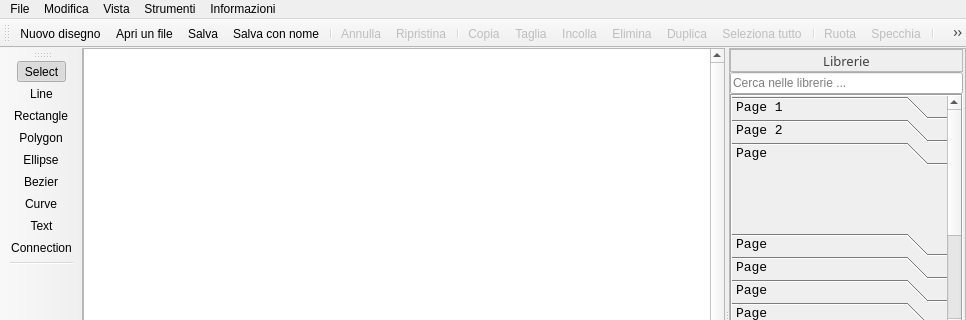
Old version of the form gui/mainwindow.ui in the repository manufino/eSchema; both pictures show x 0 to 966 and y 0 to 320 of the 966 by 615 pixel window.
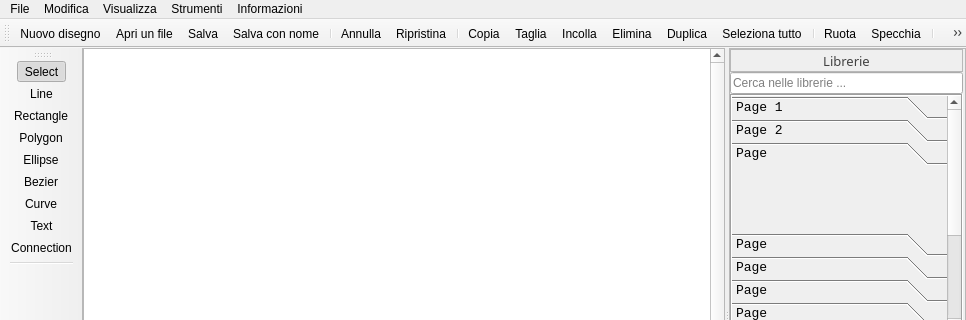
New version of the form. Icons and pictures are not drawn. Custom widgets are drawn as their Qt base class.

Commit message: fix statusbar position view

What changed in the file:
```diff
--- a/gui/mainwindow.ui
+++ b/gui/mainwindow.ui
@@ -1186,7 +1186,7 @@
    </widget>
    <widget class="QMenu" name="menuView">
     <property name="title">
-     <string>Vista</string>
+     <string>Visualizza</string>
     </property>
     <addaction name="actionSidebar"/>
    </widget>
@@ -1306,6 +1306,9 @@
    <addaction name="separator"/>
   </widget>
   <action name="actionNewDraw">
+   <property name="enabled">
+    <bool>true</bool>
+   </property>
    <property name="icon">
     <iconset resource="../resources.qrc">
      <normaloff>:/res/resources/remix/sticky-note-add-line.png</normaloff>:/res/resources/remix/sticky-note-add-line.png</iconset>
@@ -1315,6 +1318,9 @@
    </property>
   </action>
   <action name="actionOpenFile">
+   <property name="enabled">
+    <bool>true</bool>
+   </property>
    <property name="icon">
     <iconset resource="../resources.qrc">
      <normaloff>:/res/resources/remix/folder-open-line.png</normaloff>:/res/resources/remix/folder-open-line.png</iconset>
@@ -1324,6 +1330,9 @@
    </property>
   </action>
   <action name="actionSave">
+   <property name="enabled">
+    <bool>true</bool>
+   </property>
    <property name="icon">
     <iconset resource="../resources.qrc">
      <normaloff>:/res/resources/remix/save-3-line.png</normaloff>:/res/resources/remix/save-3-line.png</iconset>
@@ -1333,6 +1342,9 @@
    </property>
   </action>
   <action name="actionSaveAs">
+   <property name="enabled">
+    <bool>true</bool>
+   </property>
    <property name="icon">
     <iconset resource="../resources.qrc">
      <normaloff>:/res/resources/remix/save-3-fill.png</normaloff>:/res/resources/remix/save-3-fill.png</iconset>
@@ -1361,7 +1373,7 @@
   </action>
   <action name="actionUndo">
    <property name="enabled">
-    <bool>false</bool>
+    <bool>true</bool>
    </property>
    <property name="icon">
     <iconset resource="../resources.qrc">
@@ -1373,7 +1385,7 @@
   </action>
   <action name="actionRestore">
    <property name="enabled">
-    <bool>false</bool>
+    <bool>true</bool>
    </property>
    <property name="icon">
     <iconset resource="../resources.qrc">
@@ -1385,7 +1397,7 @@
   </action>
   <action name="actionCut">
    <property name="enabled">
-    <bool>false</bool>
+    <bool>true</bool>
    </property>
    <property name="icon">
     <iconset resource="../resources.qrc">
@@ -1397,7 +1409,7 @@
   </action>
   <action name="actionCopy">
    <property name="enabled">
-    <bool>false</bool>
+    <bool>true</bool>
    </property>
    <property name="icon">
     <iconset resource="../resources.qrc">
@@ -1409,7 +1421,7 @@
   </action>
   <action name="actionPaste">
    <property name="enabled">
-    <bool>false</bool>
+    <bool>true</bool>
    </property>
    <property name="icon">
     <iconset resource="../resources.qrc">
@@ -1421,7 +1433,7 @@
   </action>
   <action name="actionDuplicate">
    <property name="enabled">
-    <bool>false</bool>
+    <bool>true</bool>
    </property>
    <property name="icon">
     <iconset resource="../resources.qrc">
@@ -1433,7 +1445,7 @@
   </action>
   <action name="actionRotate">
    <property name="enabled">
-    <bool>false</bool>
+    <bool>true</bool>
    </property>
    <property name="icon">
     <iconset resource="../resources.qrc">
@@ -1445,7 +1457,7 @@
   </action>
   <action name="actionMirror">
    <property name="enabled">
-    <bool>false</bool>
+    <bool>true</bool>
    </property>
    <property name="icon">
     <iconset resource="../resources.qrc">
@@ -1457,7 +1469,7 @@
   </action>
   <action name="actionSelectAll">
    <property name="enabled">
-    <bool>false</bool>
+    <bool>true</bool>
    </property>
    <property name="icon">
     <iconset resource="../resources.qrc">
@@ -1469,7 +1481,7 @@
   </action>
   <action name="actionDelete">
    <property name="enabled">
-    <bool>false</bool>
+    <bool>true</bool>
    </property>
    <property name="icon">
     <iconset resource="../resources.qrc">
@@ -1489,6 +1501,9 @@
    </property>
   </action>
   <action name="actionOptions">
+   <property name="enabled">
+    <bool>true</bool>
+   </property>
    <property name="icon">
     <iconset resource="../resources.qrc">
      <normaloff>:/res/resources/remix/settings-3-line.png</normaloff>:/res/resources/remix/settings-3-line.png</iconset>
@@ -1690,6 +1705,9 @@
    <property name="checked">
     <bool>true</bool>
    </property>
+   <property name="enabled">
+    <bool>true</bool>
+   </property>
    <property name="icon">
     <iconset resource="../resources.qrc">
      <normaloff>:/res/resources/sidebar.png</normaloff>:/res/resources/sidebar.png</iconset>
@@ -1711,6 +1729,9 @@
    </property>
   </action>
   <action name="actionAdjustView">
+   <property name="enabled">
+    <bool>true</bool>
+   </property>
    <property name="icon">
     <iconset resource="../resources.qrc">
      <normaloff>:/res/resources/adjustView.png</normaloff>:/res/resources/adjustView.png</iconset>
@@ -1737,6 +1758,9 @@
    </property>
   </action>
   <action name="actionLayerManager">
+   <property name="enabled">
+    <bool>true</bool>
+   </property>
    <property name="icon">
     <iconset resource="../resources.qrc">
      <normaloff>:/res/resources/remix/list-settings-line.png</normaloff>:/res/resources/remix/list-settings-line.png</iconset>
```
Left out of the diff: 103 changed lines with no effect on the pictures. The commit also changes 2 other files.
